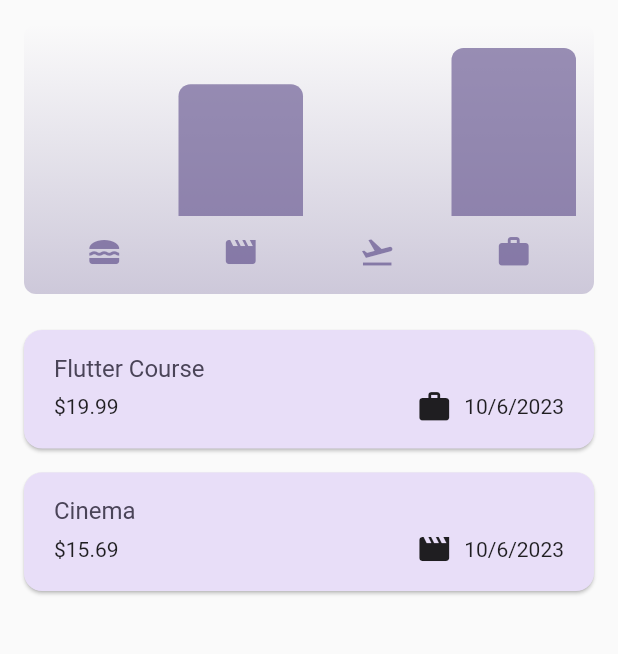
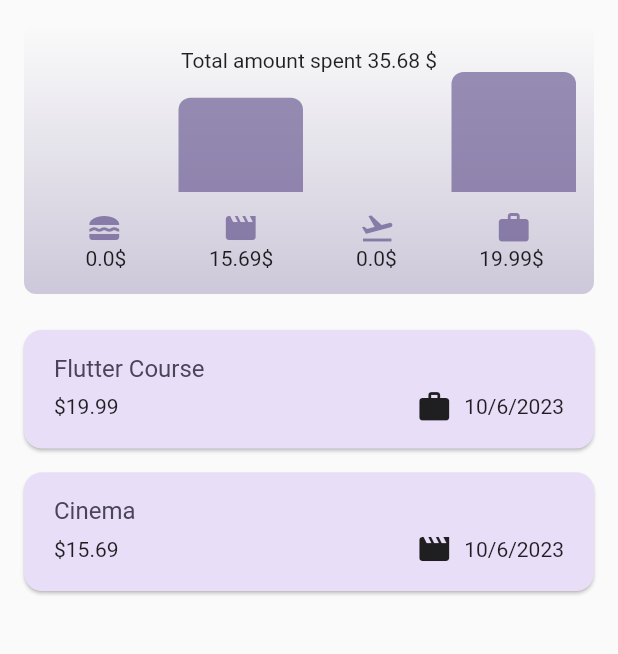
Before and after one commit to Rafixx11/expense_tracker, a Flutter app: the screen it shows after launch, on a phone screen of 412 x 824 dp, the part 84-738 px from its top. Run offline on Flutter 3.47's test engine with Material 2 defaults, Android fonts, the phone set to English and light mode, and no system bars.

Commit message:
More comments, significant changes

```diff
--- a/lib/widgets/chart/chart.dart
+++ b/lib/widgets/chart/chart.dart
@@ -1,3 +1,5 @@
+// This file is responsible for housing the chart widget which in turn is responsible for displaying a char to the user as well as performing some data processing in order to output various sums
+
 import 'package:flutter/material.dart';
 
 import 'package:expense_tracker/widgets/chart/chart_bar.dart';
@@ -18,10 +20,8 @@ class Chart extends StatelessWidget {
     ];
   }
 
-
   double get maxTotalExpense {
     double maxTotalExpense = 0;
-
 
     // Checks for the buckets highest total expenses in order to establish a local maxima in order to have a point of comparison for other buckets
     for (final bucket in buckets) {
@@ -33,8 +33,41 @@ class Chart extends StatelessWidget {
     return maxTotalExpense;
   }
 
+  double get totalExpense {
+    double totalExpense = 0;
+
+    // Checks for the buckets highest total expenses in order to get the total amount spent
+    for (final bucket in buckets) {
+      totalExpense += bucket.totalExpenses;
+    }
+
+    return totalExpense;
+  }
+
+
+  // Takes the sum values of all the bucets and adds them to a list for easy access
+  List<double> get listOfSums {
+    List<double> listOfSums = [];
+
+
+    // Gets all the values in the bucket and adds them to a list for easy displaying
+    for (final bucket in buckets) {
+      listOfSums.add(bucket.totalExpenses);
+    }
+
+    return listOfSums;
+  }
+
   @override
   Widget build(BuildContext context) {
+    return LayoutBuilder(builder: (ctx, constraints) {
+      final width = constraints.maxWidth;
+
+      String foodTotalAmount = listOfSums[0].toString();
+      String leisureTotalAmount = listOfSums[1].toString();
+      String travelTotalAmount = listOfSums[2].toString();
+      String workTotalAmount = listOfSums[3].toString();
+
       final isDarkMode =
           MediaQuery.of(context).platformBrightness == Brightness.dark;
       return Container(
@@ -58,6 +91,8 @@ class Chart extends StatelessWidget {
         ),
         child: Column(
           children: [
+            // Displays the total amount of expenses
+            Text("Total amount spent $totalExpense \$"),
             Expanded(
               child: Row(
                 crossAxisAlignment: CrossAxisAlignment.end,
@@ -92,9 +127,37 @@ class Chart extends StatelessWidget {
                     ),
                   )
                   .toList(),
+            ),
+            // Checks the maximum width and decides on the spacin between the text boxes in order to fit them under the icons
+            if (width <= 430)
+              Row(
+                children: [
+                  const SizedBox(width: 33),
+                  Text("$foodTotalAmount\$"),
+                  const SizedBox(width: 55),
+                  Text("$leisureTotalAmount\$"),
+                  const SizedBox(width: 55),
+                  Text("$travelTotalAmount\$"),
+                  const SizedBox(width: 55),
+                  Text("$workTotalAmount\$"),
+                ],
               )
+            else
+              Row(
+                children: [
+                  const SizedBox(width: 35),
+                  Text("$foodTotalAmount\$"),
+                  const SizedBox(width: 60),
+                  Text("$leisureTotalAmount\$"),
+                  const SizedBox(width: 60),
+                  Text("$travelTotalAmount\$"),
+                  const SizedBox(width: 60),
+                  Text("$workTotalAmount\$"),
+                ],
+              ),
           ],
         ),
       );
+    });
   }
 }
--- a/lib/widgets/chart/chart_bar.dart
+++ b/lib/widgets/chart/chart_bar.dart
@@ -1,3 +1,6 @@
+// This file is responsible for housing the chart_bar widget which is responsible for taking multiple charts and displaying them alongside each other
+
+
 import 'package:flutter/material.dart';
 
 // Widget is responsible for visualizing the chart bars based on the logic contained within the chart widget
--- a/lib/widgets/expenses-list/expenses_list.dart
+++ b/lib/widgets/expenses-list/expenses_list.dart
@@ -21,12 +21,15 @@ class ExpensesList extends StatelessWidget {
       itemCount: expenses.length,
       // Outputs each of the expenses as the ExpenseItem widget
       itemBuilder: (ctx, index) => Dismissible(
+        // Ensures that the items can only be deleted when the user swipes left
+        direction: DismissDirection.endToStart,
         key: ValueKey(expenses[index]),
         background: Container(
           color: Theme.of(context).colorScheme.error.withOpacity(0.75),
           margin: EdgeInsets.symmetric(
               horizontal: Theme.of(context).cardTheme.margin!.horizontal),
         ),
+        // Executes the onRemoveExpense function when user fully swipes left
         onDismissed: (direction) {
           onRemoveExpense(expenses[index]);
         },
--- a/lib/widgets/expenses.dart
+++ b/lib/widgets/expenses.dart
@@ -31,6 +31,7 @@ class _ExpensesState extends State<Expenses> {
       category: Category.leisure,
     ),
   ];
+
 
 
   // Displays a modal sheet with the widget NewExpense on top of it
--- a/lib/widgets/new_expense.dart
+++ b/lib/widgets/new_expense.dart
@@ -58,6 +58,7 @@ class _NewExpenseState extends State<NewExpense> {
         _selectedDate == null) {
       showDialog(
         context: context,
+        // Displays a popup dialog box to the user in the case of invalid input values
         builder: (ctx) => AlertDialog(
           title: const Text("Invalid Input"),
           content: const Text(
@@ -75,6 +76,7 @@ class _NewExpenseState extends State<NewExpense> {
       return;
     }
 
+    // Takes the values from the user interface and uses them to create a new Expense
     widget.onAddExpense(
       Expense(
         title: _titleController.text,
@@ -231,6 +233,7 @@ class _NewExpenseState extends State<NewExpense> {
                         Navigator.pop(context);
                       },
                       child: const Text("Cancel"),
+                    // Calls on the _submitExpenseData when pressed
                     ),
                     ElevatedButton(
                       onPressed: _submitExpenseData,
@@ -269,6 +272,7 @@ class _NewExpenseState extends State<NewExpense> {
                       },
                       child: const Text("Cancel"),
                     ),
+                    // Calls on the _submitExpenseData when pressed
                     ElevatedButton(
                       onPressed: _submitExpenseData,
                       child: const Text("Save"),
```
Also changed, not shown: lib/main.dart (+9 -0 lines). Lines whose indentation alone changed are shown as unchanged.
